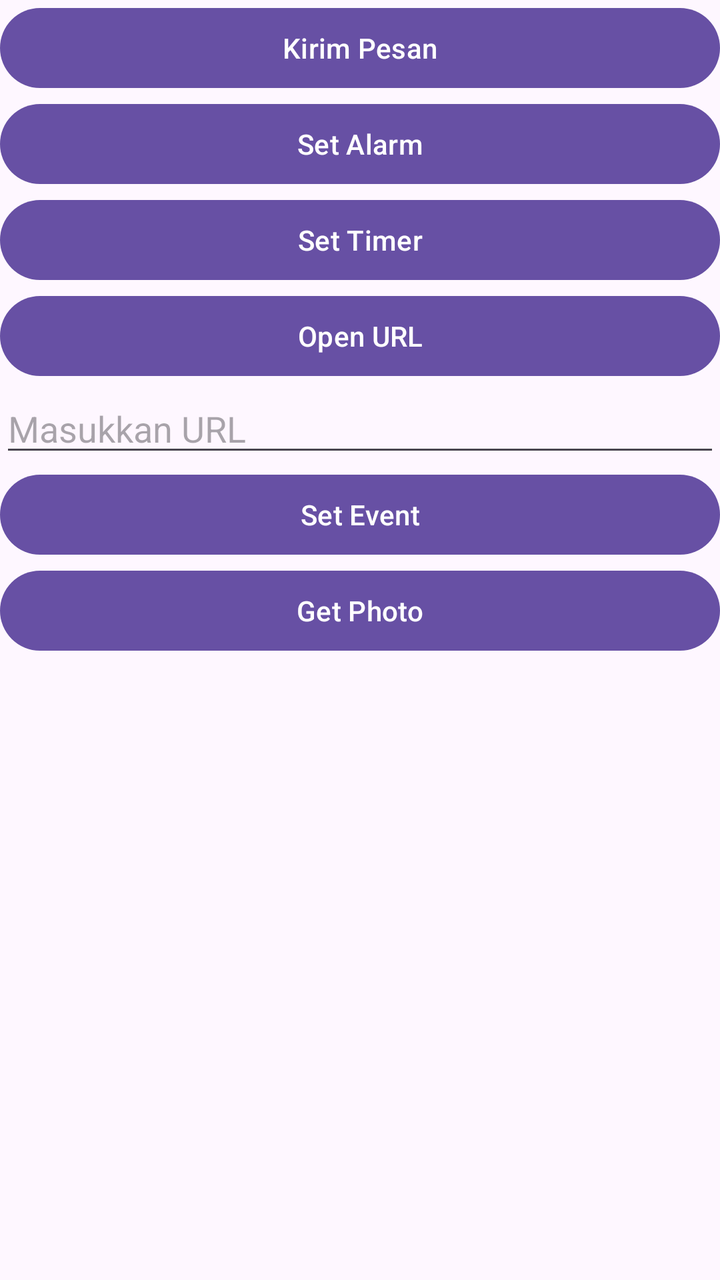
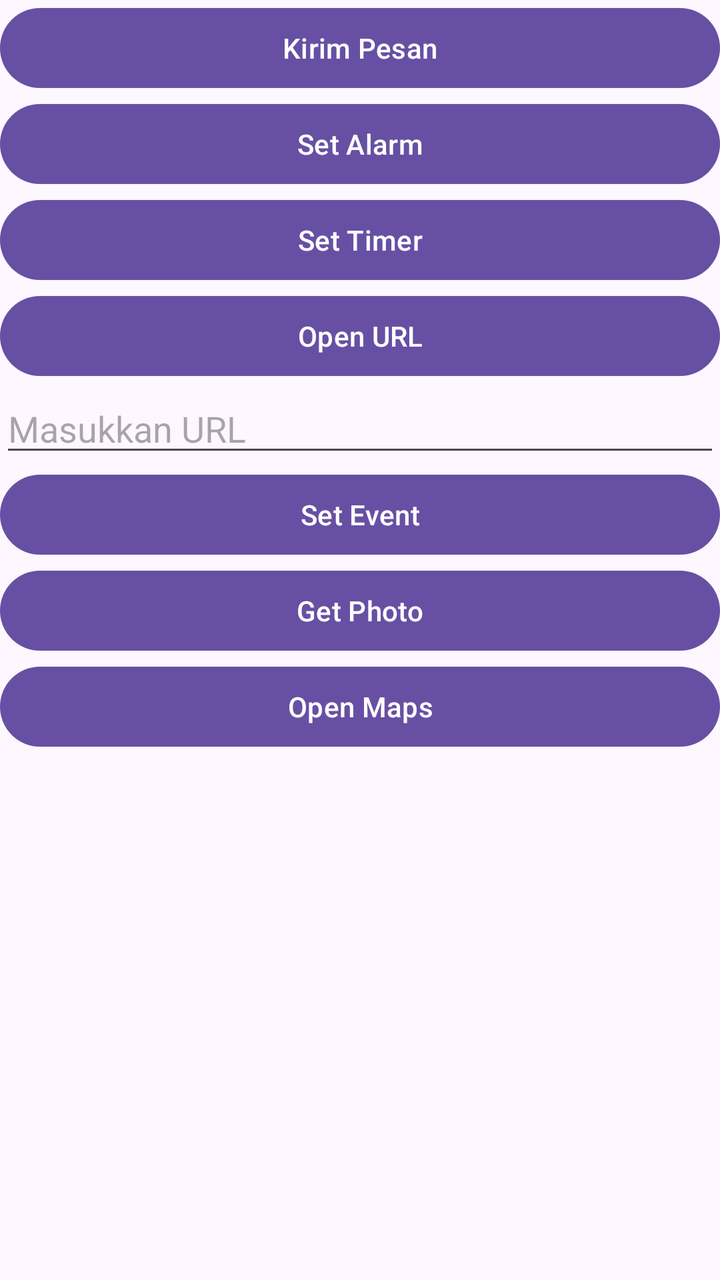

Before-and-after screenshots of an Android layout around one commit, followed by the original layout XML and the change that was made.
<!-- AndroidManifest.xml: application theme Theme.MyApplication -->
<!-- res/layout/activity_main.xml -->
<?xml version="1.0" encoding="utf-8"?>
<LinearLayout
    xmlns:android="http://schemas.android.com/apk/res/android"
    xmlns:app="http://schemas.android.com/apk/res-auto"
    xmlns:tools="http://schemas.android.com/tools"
    android:id="@+id/main"
    android:layout_width="match_parent"
    android:layout_height="match_parent"
    tools:context=".MainActivity"
    android:orientation="vertical"
    android:layout_margin="16dp">

    <Button
        android:layout_width="match_parent"
        android:layout_height="wrap_content"
        android:id="@+id/btnKirimPesan"
        android:text="Kirim Pesan"/>

    <Button
        android:layout_width="match_parent"
        android:layout_height="wrap_content"
        android:id="@+id/btnSetAlarm"
        android:text="Set Alarm"/>

    <Button
        android:layout_width="match_parent"
        android:layout_height="wrap_content"
        android:id="@+id/btnSetTimer"
        android:text="Set Timer"/>

    <Button
        android:layout_width="match_parent"
        android:layout_height="wrap_content"
        android:id="@+id/btnOpenURL"
        android:text="Open URL"/>

    <EditText
        android:layout_width="match_parent"
        android:layout_height="wrap_content"
        android:id="@+id/etURL"
        android:hint="Masukkan URL"/>

    <Button
        android:layout_width="match_parent"
        android:layout_height="wrap_content"
        android:id="@+id/btnSetEvent"
        android:text="Set Event"/>

    <Button
        android:layout_width="match_parent"
        android:layout_height="wrap_content"
        android:id="@+id/btnGetPhoto"
        android:text="Get Photo"/>

    <ImageView
        android:layout_width="match_parent"
        android:layout_height="wrap_content"
        android:id="@+id/ivHasil"/>

</LinearLayout>
<!-- resources referenced by this layout -->
<resources>
  <style name="Theme.MyApplication" parent="Base.Theme.MyApplication" />
  <style name="Base.Theme.MyApplication" parent="Theme.Material3.DayNight.NoActionBar">
          
          
      </style>
</resources>

<!-- the commit's change to res/layout/activity_main.xml (unified diff, before → after) -->
@@ -57,4 +57,9 @@
         android:layout_height="wrap_content"
         android:id="@+id/ivHasil"/>
 
+    <Button
+        android:layout_width="match_parent"
+        android:layout_height="wrap_content"
+        android:id="@+id/btnBukaMaps"
+        android:text="Open Maps"/>
 </LinearLayout>
